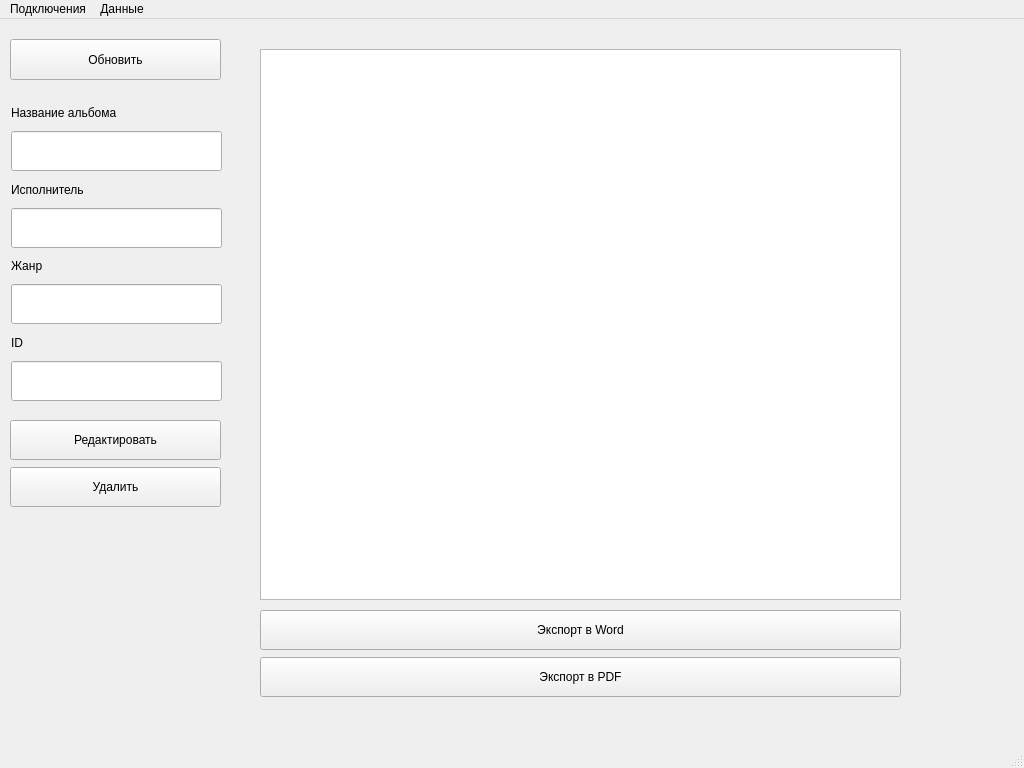
First picture: the form in mainwindow.ui, repository fptitsyn/labs, before the edit.
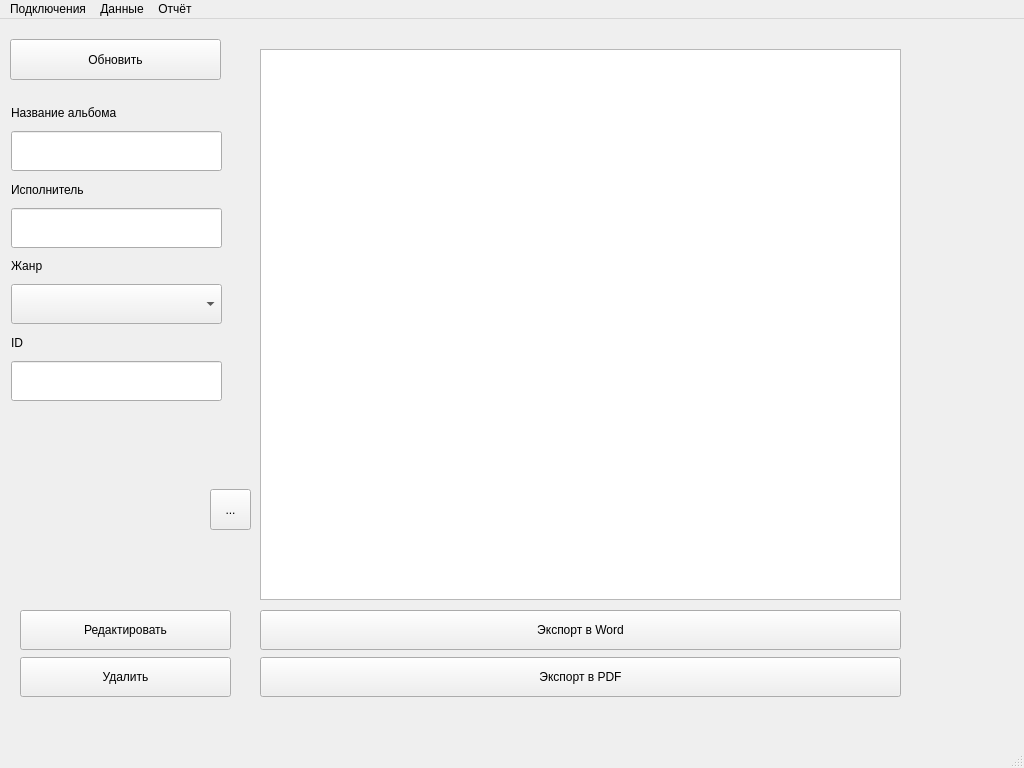
Second picture: the form after the edit.

Diff of the .ui file:
```diff
--- a/mainwindow.ui
+++ b/mainwindow.ui
@@ -46,8 +46,8 @@
    <widget class="QWidget" name="layoutWidget">
     <property name="geometry">
      <rect>
-      <x>10</x>
-      <y>400</y>
+      <x>20</x>
+      <y>590</y>
       <width>211</width>
       <height>91</height>
      </rect>
@@ -133,10 +133,10 @@
       </widget>
      </item>
      <item>
-      <widget class="QLineEdit" name="genreInput">
+      <widget class="QComboBox" name="comboBox">
        <property name="minimumSize">
         <size>
-         <width>180</width>
+         <width>0</width>
          <height>40</height>
         </size>
        </property>
@@ -164,7 +164,7 @@
      </item>
     </layout>
    </widget>
-   <widget class="QWidget" name="">
+   <widget class="QWidget" name="layoutWidget">
     <property name="geometry">
      <rect>
       <x>260</x>
@@ -202,6 +202,35 @@
      </item>
     </layout>
    </widget>
+   <widget class="QLabel" name="imageLabel">
+    <property name="geometry">
+     <rect>
+      <x>20</x>
+      <y>400</y>
+      <width>171</width>
+      <height>161</height>
+     </rect>
+    </property>
+    <property name="text">
+     <string/>
+    </property>
+    <property name="scaledContents">
+     <bool>true</bool>
+    </property>
+   </widget>
+   <widget class="QToolButton" name="toolButton">
+    <property name="geometry">
+     <rect>
+      <x>210</x>
+      <y>470</y>
+      <width>41</width>
+      <height>41</height>
+     </rect>
+    </property>
+    <property name="text">
+     <string>...</string>
+    </property>
+   </widget>
   </widget>
   <widget class="QMenuBar" name="menubar">
    <property name="geometry">
@@ -224,8 +253,15 @@
     </property>
     <addaction name="addAction"/>
    </widget>
+   <widget class="QMenu" name="menu_3">
+    <property name="title">
+     <string>Отчёт</string>
+    </property>
+    <addaction name="action_2"/>
+   </widget>
    <addaction name="menu"/>
    <addaction name="menu_2"/>
+   <addaction name="menu_3"/>
   </widget>
   <widget class="QStatusBar" name="statusbar"/>
   <action name="action">
```
Left out of the diff: 5 changed lines with no effect on the pictures.
